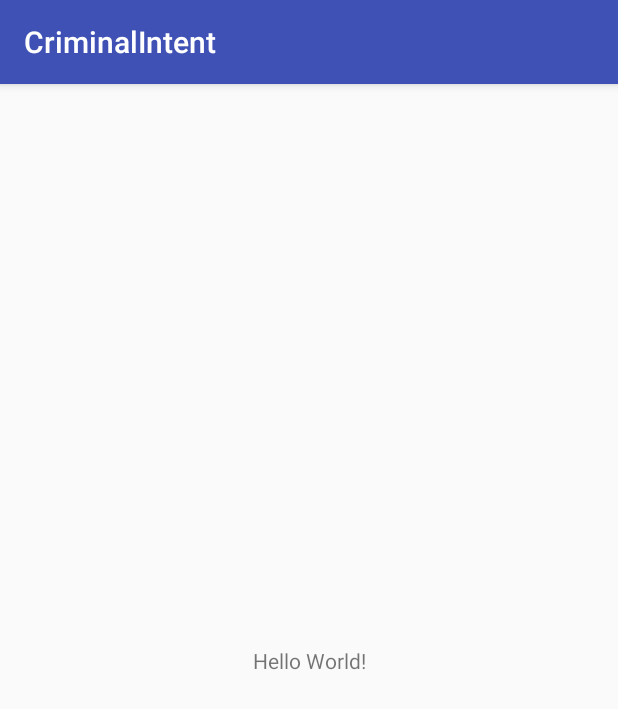
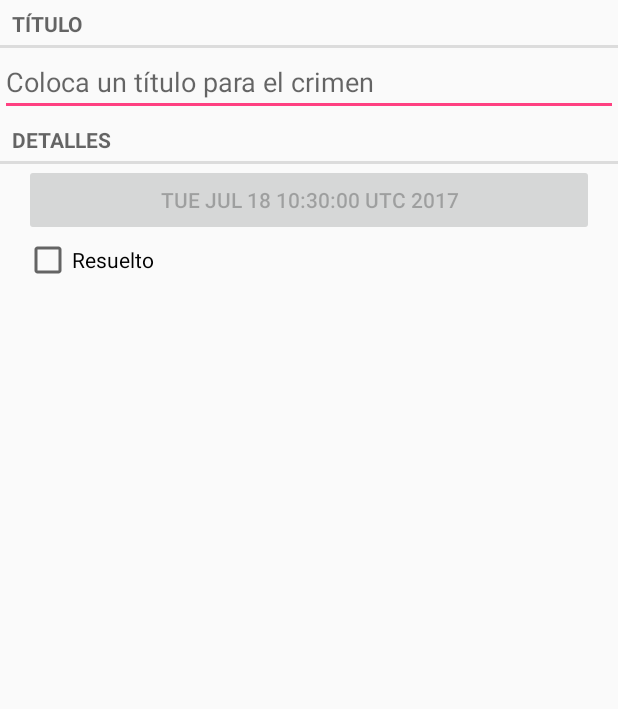
Before and after one commit to javierdiegof/CriminalIntentCurso, an Android app: the screen it shows after launch (CrimeActivity), on a phone screen of 412 x 824 dp. Shown: the top 709 px of the screen. Run offline under Robolectric (Android 15) with nearby library versions, the phone set to English and light mode, and no system bars.

Commit message:
Presenta CrimeFragment adecuadamente, con EditText para el título, boton de fecha desactivado y checkbox de resulto. Debe funcionar en landscape y en portrait

```diff
--- /dev/null
+++ b/app/src/main/java/com/cursoslicad/android/criminalintent/Crime.java
@@ -0,0 +1,51 @@
+package com.cursoslicad.android.criminalintent;
+
+import java.util.Date;
+import java.util.UUID;
+
+/**
+ * Created by javier on 7/18/17.
+ */
+
+public class Crime {
+    private UUID mId;
+    private String mTitle;
+    private Date mDate;
+    private boolean mSolved;
+
+
+    public Crime(){
+        // Genera un identificador único
+        mId = UUID.randomUUID();
+        mDate = new Date();
+    }
+
+    public UUID getId() {
+        return mId;
+    }
+
+    public String getTitle() {
+        return mTitle;
+    }
+
+    public void setTitle(String title) {
+        mTitle = title;
+    }
+
+    public Date getDate() {
+        return mDate;
+    }
+
+    public void setDate(Date date) {
+        mDate = date;
+    }
+
+    public boolean isSolved() {
+        return mSolved;
+    }
+
+    public void setSolved(boolean solved) {
+        mSolved = solved;
+    }
+
+}
--- a/app/src/main/java/com/cursoslicad/android/criminalintent/CrimeActivity.java
+++ b/app/src/main/java/com/cursoslicad/android/criminalintent/CrimeActivity.java
@@ -1,13 +1,27 @@
 package com.cursoslicad.android.criminalintent;
 
+import android.support.v4.app.Fragment;
+import android.support.v4.app.FragmentActivity;
+import android.support.v4.app.FragmentManager;
 import android.support.v7.app.AppCompatActivity;
 import android.os.Bundle;
 
-public class CrimeActivity extends AppCompatActivity {
+public class CrimeActivity extends FragmentActivity {
 
     @Override
     protected void onCreate(Bundle savedInstanceState) {
         super.onCreate(savedInstanceState);
         setContentView(R.layout.activity_crime);
+
+        FragmentManager fm = getSupportFragmentManager();
+        Fragment fragment = fm.findFragmentById(R.id.fragment_container);
+
+        if(fragment == null){
+            fragment = new CrimeFragment();
+            fm.beginTransaction()
+                    .add(R.id.fragment_container, fragment)
+                    .commit();
+        }
+
     }
 }
--- /dev/null
+++ b/app/src/main/java/com/cursoslicad/android/criminalintent/CrimeFragment.java
@@ -0,0 +1,77 @@
+package com.cursoslicad.android.criminalintent;
+
+import android.os.Bundle;
+import android.support.v4.app.Fragment;
+import android.text.Editable;
+import android.text.TextWatcher;
+import android.view.LayoutInflater;
+import android.view.View;
+import android.view.ViewGroup;
+import android.widget.Button;
+import android.widget.CheckBox;
+import android.widget.CompoundButton;
+import android.widget.EditText;
+
+/**
+ * Created by javier on 7/18/17.
+ */
+
+public class CrimeFragment extends Fragment {
+    private Crime mCrime;
+    private EditText mTitleField;
+    private Button mDateButton;
+    private CheckBox mSolvedCheckBox;
+
+
+    @Override
+    public void onCreate(Bundle savedInstanceState){
+        super.onCreate(savedInstanceState);
+        mCrime = new Crime();
+    }
+
+    @Override
+    public View onCreateView(LayoutInflater inflater, ViewGroup container, Bundle savedInstanceState){
+        View v = inflater.inflate(R.layout.fragment_crime, container, false);
+
+        mTitleField = (EditText) v.findViewById(R.id.crime_title);
+        mTitleField.addTextChangedListener(
+                new TextWatcher() {
+                    @Override
+                    public void beforeTextChanged(CharSequence s, int start, int count, int after) {
+                        // Se ignora, no tenemos algo que hacer antes de que se modifique
+                    }
+
+                    @Override
+                    public void onTextChanged(CharSequence s, int start, int before, int count) {
+                        // Qué hacer cuando el texto ha cambiado
+                        mCrime.setTitle(s.toString());
+                    }
+
+                    @Override
+                    public void afterTextChanged(Editable s) {
+                        // No nos interesa después de que se cambió el text
+                    }
+                }
+        );
+
+        // Definiendo al botón de la fecha con la fecha del crimen
+        mDateButton = (Button) v.findViewById(R.id.crime_date);
+        mDateButton.setText(mCrime.getDate().toString());
+        mDateButton.setEnabled(false);  // Por el momento se bloquea
+
+
+        mSolvedCheckBox = (CheckBox) v.findViewById(R.id.crime_solved);
+        mSolvedCheckBox.setOnCheckedChangeListener(
+                new CompoundButton.OnCheckedChangeListener() {
+                    @Override
+                    public void onCheckedChanged(CompoundButton buttonView, boolean isChecked) {
+                        // Coloca en el modelo el valor del CheckBox
+                        mCrime.setSolved(isChecked);
+                    }
+                }
+        );
+
+
+        return v;
+    }
+}
--- /dev/null
+++ b/app/src/main/res/layout-land/fragment_crime.xml
@@ -0,0 +1,44 @@
+<?xml version="1.0" encoding="utf-8"?>
+<LinearLayout xmlns:android="http://schemas.android.com/apk/res/android"
+              android:orientation="vertical"
+              android:layout_width="match_parent"
+              android:layout_height="match_parent">
+
+    <TextView
+        android:layout_width="match_parent"
+        android:layout_height="wrap_content"
+        android:text="@string/crime_title_label"
+        style="?android:listSeparatorTextViewStyle"/>
+
+    <EditText
+        android:id="@+id/crime_title"
+        android:layout_width="match_parent"
+        android:layout_height="wrap_content"
+        android:hint="@string/crime_title_hint"/>
+
+    <TextView
+        android:layout_width="match_parent"
+        android:layout_height="wrap_content"
+        android:text="@string/crime_details_label"
+        style="?android:listSeparatorTextViewStyle"/>
+
+    <LinearLayout
+        android:layout_width="match_parent"
+        android:layout_height="wrap_content"
+        android:orientation="horizontal"
+        android:layout_marginLeft="16dp"
+        android:layout_marginRight="16dp">
+
+        <Button android:id="@+id/crime_date"
+                android:layout_width="wrap_content"
+                android:layout_height="wrap_content"
+                android:layout_weight="1"/>
+        <CheckBox
+            android:id="@+id/crime_solved"
+            android:layout_width="wrap_content"
+            android:layout_height="wrap_content"
+            android:layout_weight="1"
+            android:text="@string/crime_solved_label"/>
+    </LinearLayout>
+
+</LinearLayout>
--- a/app/src/main/res/layout/activity_crime.xml
+++ b/app/src/main/res/layout/activity_crime.xml
@@ -1,19 +1,6 @@
 <?xml version="1.0" encoding="utf-8"?>
-<android.support.constraint.ConstraintLayout
+<FrameLayout
     xmlns:android="http://schemas.android.com/apk/res/android"
-    xmlns:app="http://schemas.android.com/apk/res-auto"
-    xmlns:tools="http://schemas.android.com/tools"
+    android:id="@+id/fragment_container"
     android:layout_width="match_parent"
-    android:layout_height="match_parent"
-    tools:context="com.cursoslicad.android.criminalintent.CrimeActivity">
-
-    <TextView
-        android:layout_width="wrap_content"
-        android:layout_height="wrap_content"
-        android:text="Hello World!"
-        app:layout_constraintBottom_toBottomOf="parent"
-        app:layout_constraintLeft_toLeftOf="parent"
-        app:layout_constraintRight_toRightOf="parent"
-        app:layout_constraintTop_toTopOf="parent"/>
-
-</android.support.constraint.ConstraintLayout>
+    android:layout_height="match_parent"/>
--- /dev/null
+++ b/app/src/main/res/layout/fragment_crime.xml
@@ -0,0 +1,36 @@
+<?xml version="1.0" encoding="utf-8"?>
+<LinearLayout xmlns:android="http://schemas.android.com/apk/res/android"
+              android:orientation="vertical"
+              android:layout_width="match_parent"
+              android:layout_height="match_parent">
+
+    <TextView
+        android:layout_width="match_parent"
+        android:layout_height="wrap_content"
+        android:text="@string/crime_title_label"
+        style="?android:listSeparatorTextViewStyle"/>
+
+    <EditText
+        android:id="@+id/crime_title"
+        android:layout_width="match_parent"
+        android:layout_height="wrap_content"
+        android:hint="@string/crime_title_hint"/>
+
+    <TextView
+        android:layout_width="match_parent"
+        android:layout_height="wrap_content"
+        android:text="@string/crime_details_label"
+        style="?android:listSeparatorTextViewStyle"/>
+    <Button android:id="@+id/crime_date"
+            android:layout_width="match_parent"
+            android:layout_height="wrap_content"
+            android:layout_marginLeft="16dp"
+            android:layout_marginRight="16dp"/>
+    <CheckBox
+        android:id="@+id/crime_solved"
+        android:layout_width="match_parent"
+        android:layout_height="wrap_content"
+        android:layout_marginLeft="16dp"
+        android:layout_marginRight="16dp"
+        android:text="@string/crime_solved_label"/>
+</LinearLayout>
--- a/app/src/main/res/values/strings.xml
+++ b/app/src/main/res/values/strings.xml
@@ -1,3 +1,7 @@
 <resources>
     <string name="app_name">CriminalIntent</string>
+    <string name="crime_title_hint">Coloca un título para el crimen</string>
+    <string name="crime_title_label">Título</string>
+    <string name="crime_details_label">Detalles</string>
+    <string name="crime_solved_label">Resuelto</string>
 </resources>
```
